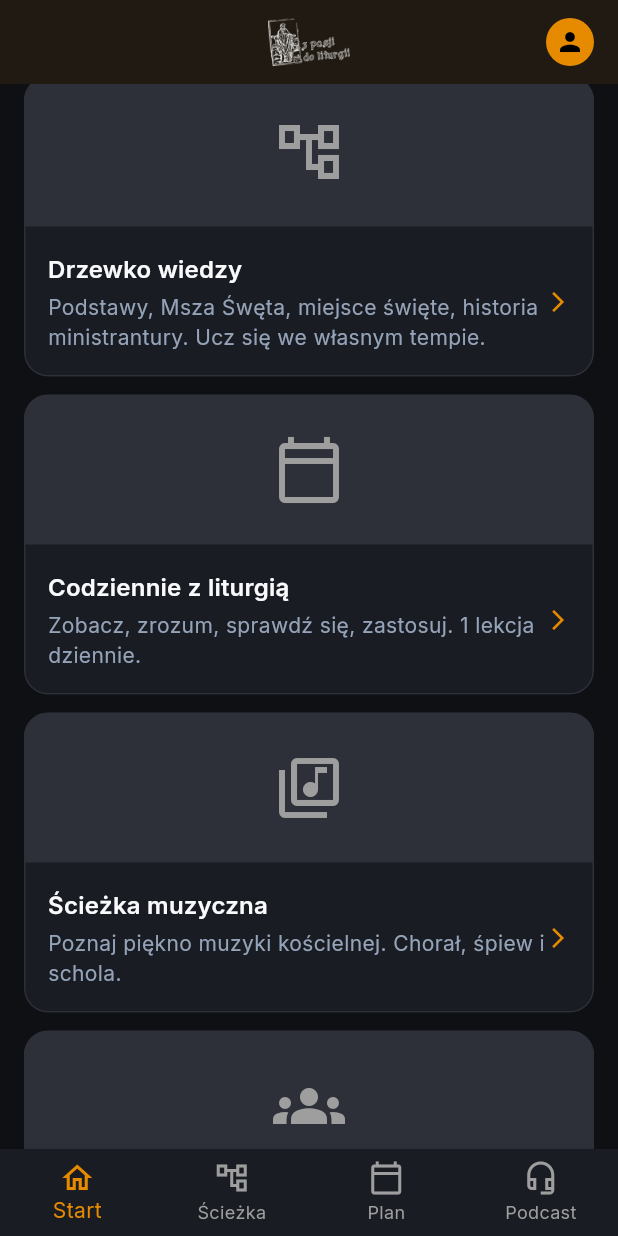
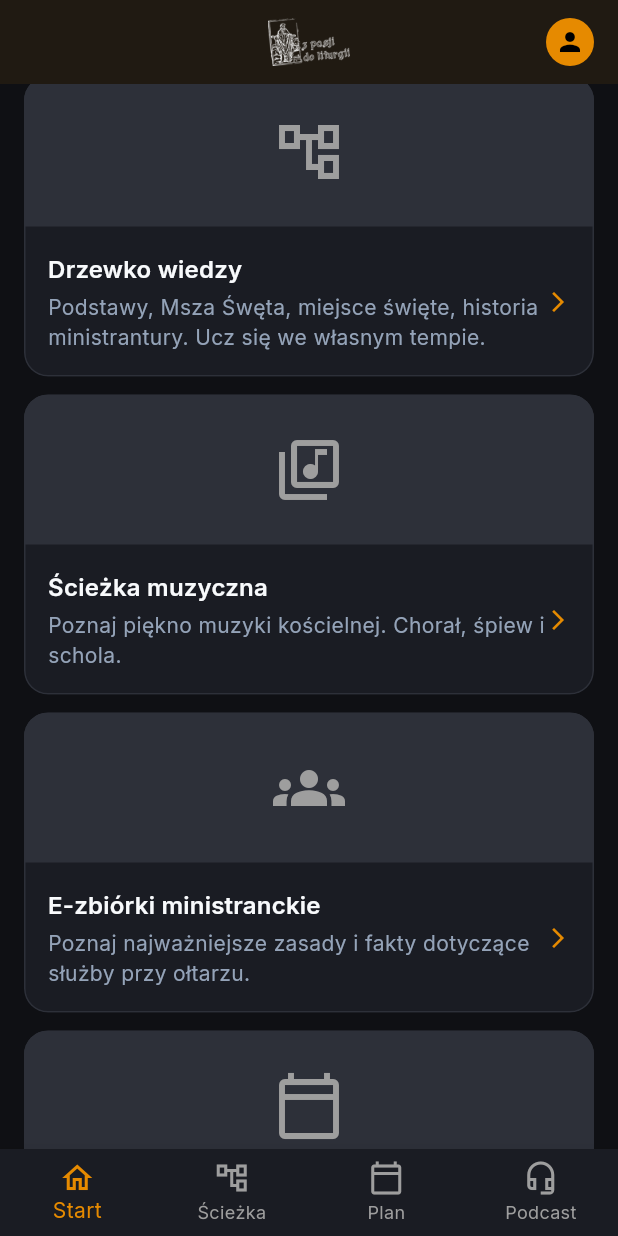
Before and after one commit to lobrusik/zpasjidoliturgii_app, a Flutter app: the screen it shows once a user with an empty profile is signed in, scrolled down 576 dp, on a phone screen of 412 x 824 dp. Run offline on Flutter 3.47's test engine with Material 3 defaults, Android fonts, the phone set to English and light mode, and no system bars; our stand-ins replace cached_network_image, carousel_slider, cloud_firestore, connectivity_plus, equatable, firebase_auth and 9 more; accounts and stored records are empty; network calls fail.

Commit message:
Edit home screen

```diff
--- a/lib/features/liturgical_courses/presentation/screens/home_screen.dart
+++ b/lib/features/liturgical_courses/presentation/screens/home_screen.dart
@@ -142,13 +142,6 @@ class HomeScreen extends StatelessWidget {
               ),
               _buildPathCard(
                 context,
-                title: 'Codziennie z liturgią',
-                description: 'Zobacz, zrozum, sprawdź się, zastosuj. 1 lekcja dziennie.',
-                imagePlaceholder: Icons.calendar_today_outlined,
-                onTap: () => context.go('/plan')
-              ),
-              _buildPathCard(
-                context,
                 title: 'Ścieżka muzyczna',
                 description: 'Poznaj piękno muzyki kościelnej. Chorał, śpiew i schola.',
                 imagePlaceholder: Icons.library_music_outlined,
@@ -160,6 +153,13 @@ class HomeScreen extends StatelessWidget {
                 description: 'Poznaj najważniejsze zasady i fakty dotyczące służby przy ołtarzu.',
                 imagePlaceholder: Icons.groups,
                 onTap: () => context.go('/courses')
+              ),
+              _buildPathCard(
+                context,
+                title: 'Codziennie z liturgią',
+                description: 'Zobacz, zrozum, sprawdź się, zastosuj. 1 lekcja dziennie.',
+                imagePlaceholder: Icons.calendar_today_outlined,
+                onTap: () => context.go('/plan')
               ),
 
             const SizedBox(height: 32),
```
